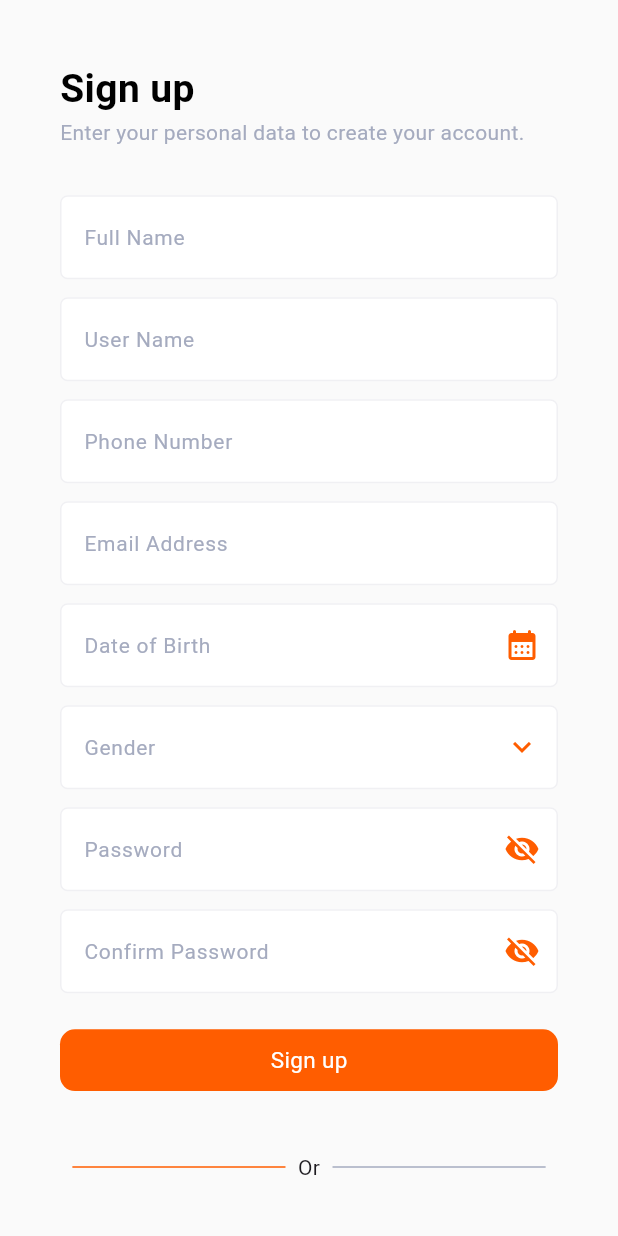
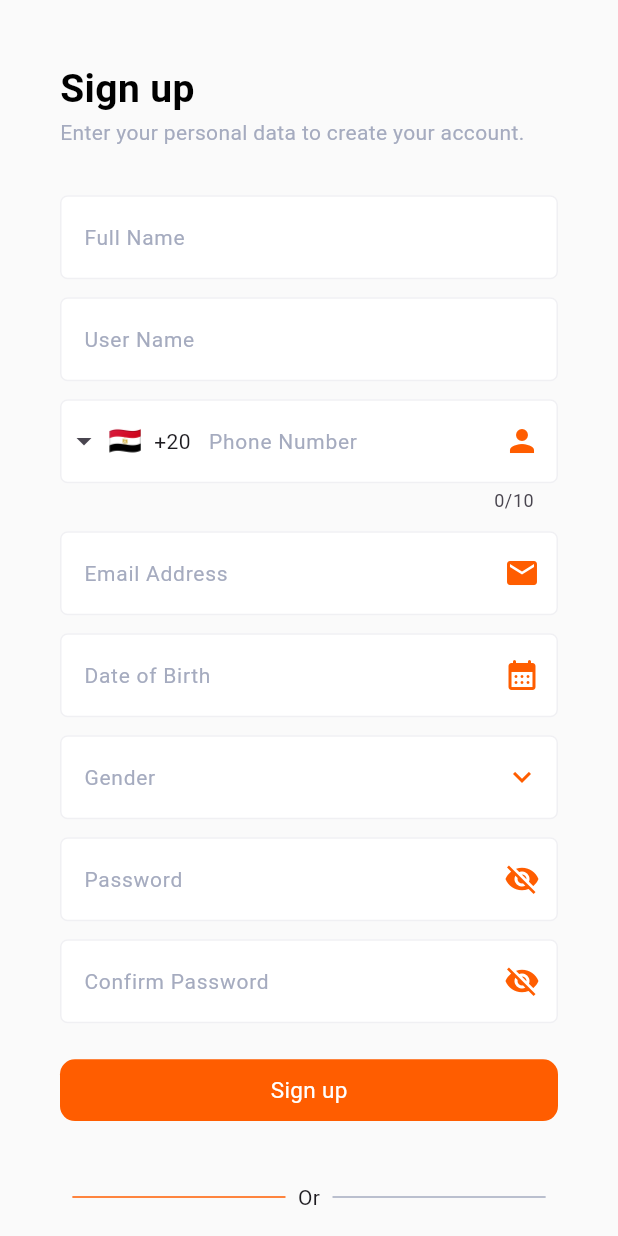
Before and after one commit to hatemf934/spot, a Flutter app: the RegesterView screen opened by its route, on a phone screen of 412 x 824 dp. Run offline on Flutter 3.47's test engine with Material 3 defaults, Android fonts, the phone set to English and light mode, and no system bars; drawn by our look-alikes of intl_phone_field; our stand-ins replace animate_do, table_calendar.

Commit message:
Add phone input field and update text manager for registration

```diff
--- a/lib/core/utils/text_manager.dart
+++ b/lib/core/utils/text_manager.dart
@@ -27,4 +27,6 @@ class TextManager {
   static const String choose = "Choose";
   static const String maleText = "Male";
   static const String femaleText = "Female";
+  static const String hintPhone = "0xxxxxxxxxxx";
+  static const String searchCountry = 'Search country...';
 }
--- a/lib/feature/auth/presentation/views/widgets/group_of_text_feild_regester.dart
+++ b/lib/feature/auth/presentation/views/widgets/group_of_text_feild_regester.dart
@@ -3,6 +3,7 @@ import 'package:spot/core/utils/height_manger.dart';
 import 'package:spot/core/helpers/form_validate.dart';
 import 'package:spot/core/utils/text_manager.dart';
 import 'package:spot/feature/auth/presentation/views/widgets/custom_text_from_feild.dart';
+import 'package:spot/feature/auth/presentation/views/widgets/phone_text_feild.dart';
 import 'package:spot/feature/auth/presentation/views/widgets/show_date_button_sheet.dart';
 import 'package:spot/feature/auth/presentation/views/widgets/show_gender_button_sheet.dart';
 
@@ -20,7 +21,7 @@ class _GroupOfTextFeildRegesterState extends State<GroupOfTextFeildRegester> {
   final TextEditingController birthdayController = TextEditingController();
   final TextEditingController genderController = TextEditingController();
   DateTime selectedBirthDate = DateTime(2004, 3, 16);
-  String selectedGender = "Male";
+  String selectedGender = TextManager.maleText;
   @override
   void dispose() {
     passwordController.dispose();
@@ -47,14 +48,10 @@ class _GroupOfTextFeildRegesterState extends State<GroupOfTextFeildRegester> {
           text: TextManager.userName,
         ),
         SizedBox(height: HeightManager.h12),
-        CustomTextFromFeild(
-          validator: (value) => FormValidate(
-            isSubmitted: widget.isSubmitted,
-          ).validatePhone(value),
-          text: TextManager.phoneNumber,
-        ),
+        PhoneTextFeild(),
         SizedBox(height: HeightManager.h12),
         CustomTextFromFeild(
+          iconData: Icons.email,
           validator: (value) => FormValidate(
             isSubmitted: widget.isSubmitted,
           ).validateEmail(value),
--- /dev/null
+++ b/lib/feature/auth/presentation/views/widgets/phone_text_feild.dart
@@ -0,0 +1,51 @@
+import 'package:flutter/material.dart';
+import 'package:intl_phone_field/country_picker_dialog.dart';
+import 'package:intl_phone_field/intl_phone_field.dart';
+import 'package:spot/core/utils/color_manager.dart';
+import 'package:spot/core/utils/raduis_manager.dart';
+import 'package:spot/core/utils/styles.dart';
+import 'package:spot/core/utils/text_manager.dart';
+
+class PhoneTextFeild extends StatelessWidget {
+  const PhoneTextFeild({super.key});
+
+  @override
+  Widget build(BuildContext context) {
+    return IntlPhoneField(
+      pickerDialogStyle: PickerDialogStyle(
+        backgroundColor: ColorManager.witheColor,
+        countryCodeStyle: Styles.textStyle16,
+        countryNameStyle: Styles.textStyle16,
+        searchFieldCursorColor: ColorManager.primaryColor,
+        searchFieldInputDecoration: InputDecoration(
+          focusedBorder: UnderlineInputBorder(
+            borderSide: BorderSide(color: ColorManager.primaryColor),
+          ),
+          hintText: TextManager.searchCountry,
+          hintStyle: Styles.textStyle14,
+          suffixIcon: Icon(Icons.search, color: ColorManager.primaryColor),
+        ),
+      ),
+      decoration: InputDecoration(
+        fillColor: ColorManager.witheColor,
+        filled: true,
+        labelText: TextManager.phoneNumber,
+        hintText: TextManager.hintPhone,
+        hintStyle: Styles.textStyle16.copyWith(color: ColorManager.navyBlue),
+        labelStyle: Styles.textStyle14.copyWith(color: ColorManager.navyBlue),
+        enabledBorder: buildOutlineInputBorder(color: ColorManager.borderColor),
+        focusedBorder: buildOutlineInputBorder(color: ColorManager.borderColor),
+        errorBorder: buildOutlineInputBorder(color: ColorManager.primaryColor),
+        suffixIcon: Icon(Icons.person, color: ColorManager.primaryColor),
+      ),
+      initialCountryCode: 'EG',
+    );
+  }
+
+  OutlineInputBorder buildOutlineInputBorder({required Color color}) {
+    return OutlineInputBorder(
+      borderRadius: BorderRadius.circular(RaduisManager.r5),
+      borderSide: BorderSide(color: color),
+    );
+  }
+}
--- a/pubspec.yaml
+++ b/pubspec.yaml
@@ -36,6 +36,7 @@ dependencies:
   cupertino_icons: ^1.0.8
   animate_do: ^4.2.0
   table_calendar: ^3.2.0
+  intl_phone_field: ^3.1.0
 
 dev_dependencies:
   flutter_test:
```
Also changed, not shown: pubspec.lock.
